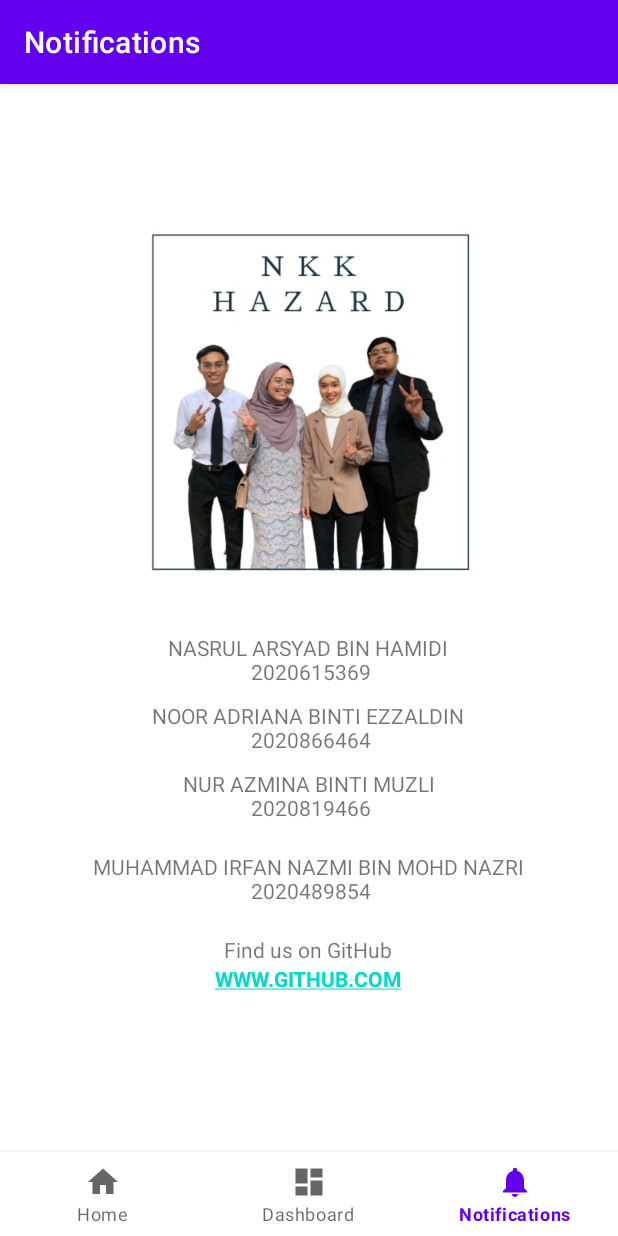
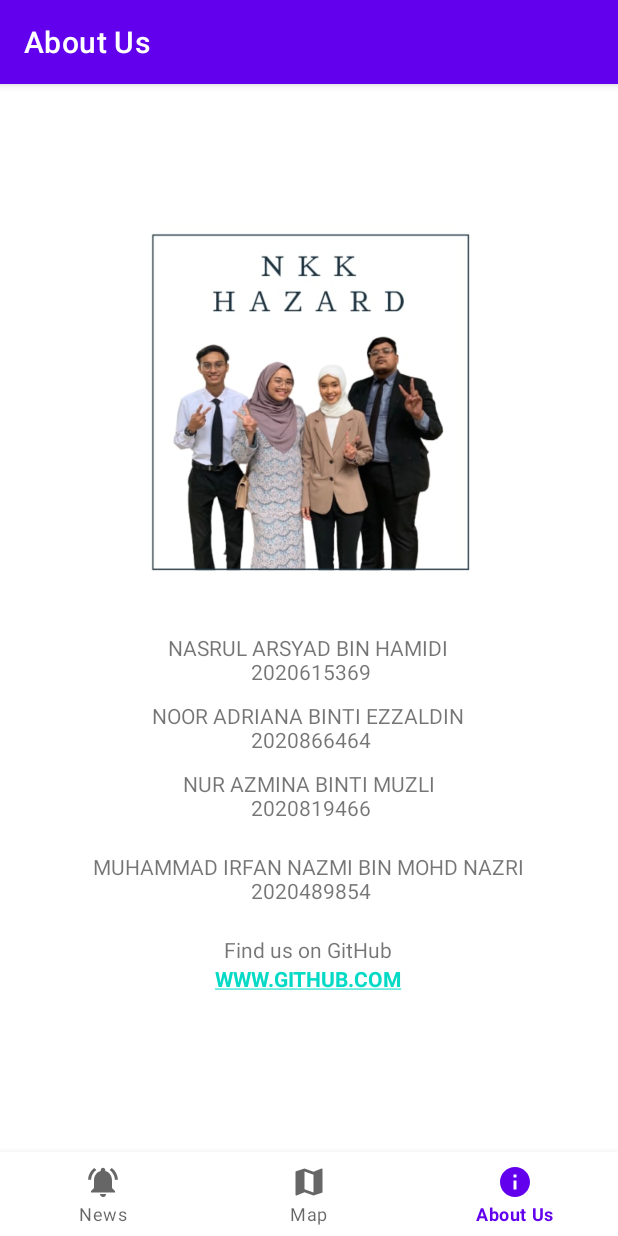
Before and after one commit to Nasghul01/ICT602_PROJECT, an Android app: the AboutFragment screen opened through its navigation route, on a phone screen of 412 x 824 dp. Run offline under Robolectric (Android 15) with nearby library versions, the phone set to English and light mode, and no system bars; our stand-ins replace navigation-ui.

Commit message:
menu navigation bar done

```diff
--- a/app/src/main/java/com/example/ict602_project/ui/about/AboutViewModel.java
+++ b/app/src/main/java/com/example/ict602_project/ui/about/AboutViewModel.java
@@ -10,7 +10,7 @@ public class AboutViewModel extends ViewModel {
 
     public AboutViewModel() {
         mText = new MutableLiveData<>();
-        mText.setValue("This is notifications fragment");
+//        mText.setValue("This is notifications fragment");
     }
 
     public LiveData<String> getText() {
--- a/app/src/main/java/com/example/ict602_project/ui/map/MapViewModel.java
+++ b/app/src/main/java/com/example/ict602_project/ui/map/MapViewModel.java
@@ -10,7 +10,7 @@ public class MapViewModel extends ViewModel {
 
     public MapViewModel() {
         mText = new MutableLiveData<>();
-        mText.setValue("This is dashboard fragment");
+//        mText.setValue("This is dashboard fragment");
     }
 
     public LiveData<String> getText() {
--- a/app/src/main/java/com/example/ict602_project/ui/news/NewsViewModel.java
+++ b/app/src/main/java/com/example/ict602_project/ui/news/NewsViewModel.java
@@ -10,7 +10,7 @@ public class NewsViewModel extends ViewModel {
 
     public NewsViewModel() {
         mText = new MutableLiveData<>();
-        mText.setValue("This is home fragment");
+//        mText.setValue("This is home fragment");
     }
 
     public LiveData<String> getText() {
--- /dev/null
+++ b/app/src/main/res/drawable/ic_baseline_info_24.xml
@@ -0,0 +1,5 @@
+<vector android:height="24dp" android:tint="#000000"
+    android:viewportHeight="24" android:viewportWidth="24"
+    android:width="24dp" xmlns:android="http://schemas.android.com/apk/res/android">
+    <path android:fillColor="@android:color/white" android:pathData="M12,2C6.48,2 2,6.48 2,12s4.48,10 10,10 10,-4.48 10,-10S17.52,2 12,2zM13,17h-2v-6h2v6zM13,9h-2L11,7h2v2z"/>
+</vector>
--- /dev/null
+++ b/app/src/main/res/drawable/ic_baseline_map_24.xml
@@ -0,0 +1,5 @@
+<vector android:height="24dp" android:tint="#000000"
+    android:viewportHeight="24" android:viewportWidth="24"
+    android:width="24dp" xmlns:android="http://schemas.android.com/apk/res/android">
+    <path android:fillColor="@android:color/white" android:pathData="M20.5,3l-0.16,0.03L15,5.1 9,3 3.36,4.9c-0.21,0.07 -0.36,0.25 -0.36,0.48V20.5c0,0.28 0.22,0.5 0.5,0.5l0.16,-0.03L9,18.9l6,2.1 5.64,-1.9c0.21,-0.07 0.36,-0.25 0.36,-0.48V3.5c0,-0.28 -0.22,-0.5 -0.5,-0.5zM15,19l-6,-2.11V5l6,2.11V19z"/>
+</vector>
--- /dev/null
+++ b/app/src/main/res/drawable/ic_baseline_notifications_active_24.xml
@@ -0,0 +1,5 @@
+<vector android:height="24dp" android:tint="#000000"
+    android:viewportHeight="24" android:viewportWidth="24"
+    android:width="24dp" xmlns:android="http://schemas.android.com/apk/res/android">
+    <path android:fillColor="@android:color/white" android:pathData="M7.58,4.08L6.15,2.65C3.75,4.48 2.17,7.3 2.03,10.5h2c0.15,-2.65 1.51,-4.97 3.55,-6.42zM19.97,10.5h2c-0.15,-3.2 -1.73,-6.02 -4.12,-7.85l-1.42,1.43c2.02,1.45 3.39,3.77 3.54,6.42zM18,11c0,-3.07 -1.64,-5.64 -4.5,-6.32L13.5,4c0,-0.83 -0.67,-1.5 -1.5,-1.5s-1.5,0.67 -1.5,1.5v0.68C7.63,5.36 6,7.92 6,11v5l-2,2v1h16v-1l-2,-2v-5zM12,22c0.14,0 0.27,-0.01 0.4,-0.04 0.65,-0.14 1.18,-0.58 1.44,-1.18 0.1,-0.24 0.15,-0.5 0.15,-0.78h-4c0.01,1.1 0.9,2 2.01,2z"/>
+</vector>
--- a/app/src/main/res/drawable/ic_dashboard_black_24dp.xml
+++ /dev/null
@@ -1,9 +0,0 @@
-<vector xmlns:android="http://schemas.android.com/apk/res/android"
-    android:width="24dp"
-    android:height="24dp"
-    android:viewportWidth="24.0"
-    android:viewportHeight="24.0">
-    <path
-        android:fillColor="#FF000000"
-        android:pathData="M3,13h8L11,3L3,3v10zM3,21h8v-6L3,15v6zM13,21h8L21,11h-8v10zM13,3v6h8L21,3h-8z" />
-</vector>
--- a/app/src/main/res/drawable/ic_home_black_24dp.xml
+++ /dev/null
@@ -1,9 +0,0 @@
-<vector xmlns:android="http://schemas.android.com/apk/res/android"
-    android:width="24dp"
-    android:height="24dp"
-    android:viewportWidth="24.0"
-    android:viewportHeight="24.0">
-    <path
-        android:fillColor="#FF000000"
-        android:pathData="M10,20v-6h4v6h5v-8h3L12,3 2,12h3v8z" />
-</vector>
--- a/app/src/main/res/drawable/ic_notifications_black_24dp.xml
+++ /dev/null
@@ -1,9 +0,0 @@
-<vector xmlns:android="http://schemas.android.com/apk/res/android"
-    android:width="24dp"
-    android:height="24dp"
-    android:viewportWidth="24.0"
-    android:viewportHeight="24.0">
-    <path
-        android:fillColor="#FF000000"
-        android:pathData="M12,22c1.1,0 2,-0.9 2,-2h-4c0,1.1 0.89,2 2,2zM18,16v-5c0,-3.07 -1.64,-5.64 -4.5,-6.32L13.5,4c0,-0.83 -0.67,-1.5 -1.5,-1.5s-1.5,0.67 -1.5,1.5v0.68C7.63,5.36 6,7.92 6,11v5l-2,2v1h16v-1l-2,-2z" />
-</vector>
--- a/app/src/main/res/menu/bottom_nav_menu.xml
+++ b/app/src/main/res/menu/bottom_nav_menu.xml
@@ -3,17 +3,17 @@
 
     <item
         android:id="@+id/navigation_home"
-        android:icon="@drawable/ic_home_black_24dp"
+        android:icon="@drawable/ic_baseline_notifications_active_24"
         android:title="@string/title_home" />
 
     <item
         android:id="@+id/navigation_dashboard"
-        android:icon="@drawable/ic_dashboard_black_24dp"
+        android:icon="@drawable/ic_baseline_map_24"
         android:title="@string/title_dashboard" />
 
     <item
         android:id="@+id/navigation_notifications"
-        android:icon="@drawable/ic_notifications_black_24dp"
+        android:icon="@drawable/ic_baseline_info_24"
         android:title="@string/title_notifications" />
 
 </menu>
--- a/app/src/main/res/values/strings.xml
+++ b/app/src/main/res/values/strings.xml
@@ -1,8 +1,8 @@
 <resources>
     <string name="app_name">ICT602_PROJECT</string>
-    <string name="title_home">Home</string>
-    <string name="title_dashboard">Dashboard</string>
-    <string name="title_notifications">Notifications</string>
+    <string name="title_home">News</string>
+    <string name="title_dashboard">Map</string>
+    <string name="title_notifications">About Us</string>
 
     <string name="hyperlink1"><a href="https://github.com/Nasghul01/ICT602_PROJECT_CROWDSOURCING">WWW.GITHUB.COM</a></string>
 </resources>
```
